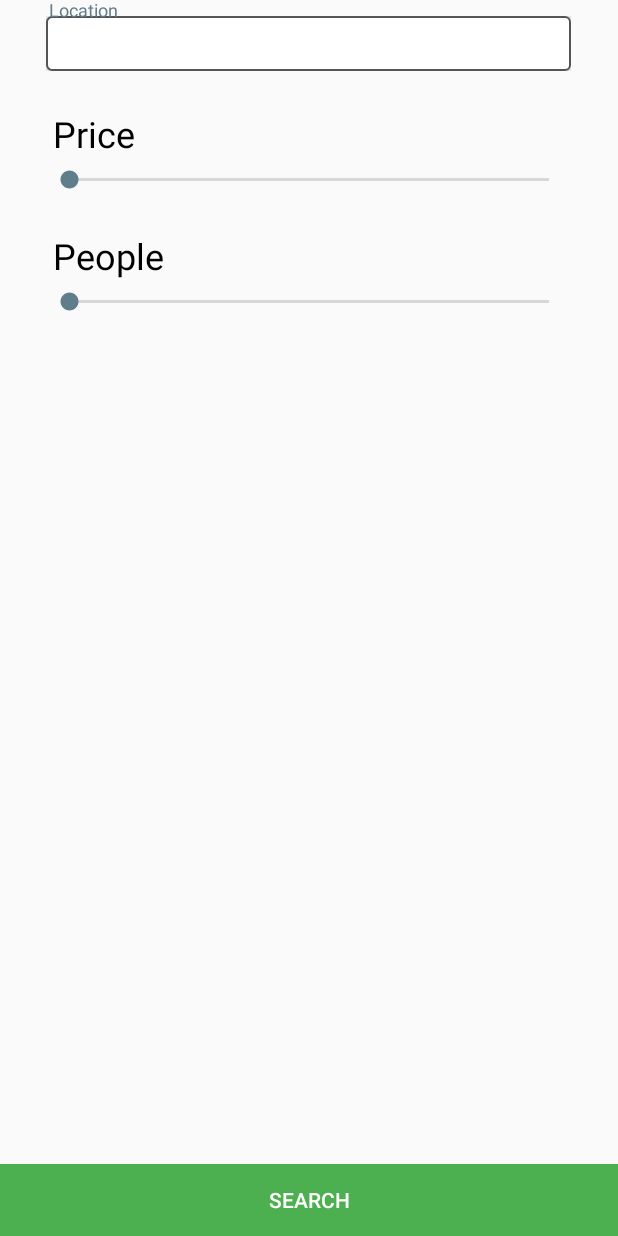
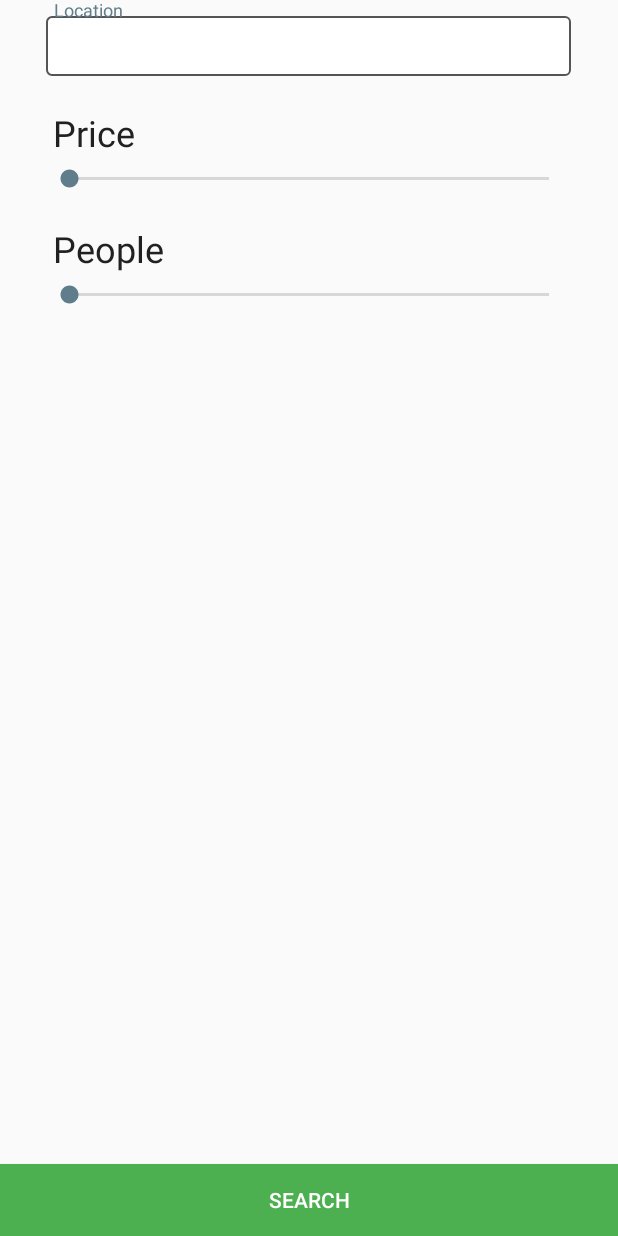
Before and after one commit to Party-Rock/android, an Android app: the layout fragment_search_venues.xml on its own in the app's theme, with its tools: preview values and no code run, on a phone screen of 412 x 824 dp. Run offline under Robolectric (Android 15) with nearby library versions, the light colour scheme and no system bars.

Commit message:
Adhere to conventions

```diff
--- a/app/src/main/res/layout/fragment_search_venues.xml
+++ b/app/src/main/res/layout/fragment_search_venues.xml
@@ -1,10 +1,11 @@
 <?xml version="1.0" encoding="utf-8"?>
-<FrameLayout xmlns:android="http://schemas.android.com/apk/res/android"
+<FrameLayout
+    xmlns:android="http://schemas.android.com/apk/res/android"
     android:layout_width="match_parent"
     android:layout_height="match_parent"
     android:orientation="vertical">
 
-    <LinearLayout xmlns:android="http://schemas.android.com/apk/res/android"
+    <LinearLayout
         android:layout_width="match_parent"
         android:layout_height="match_parent"
         android:orientation="vertical"
@@ -15,19 +16,18 @@
         <android.support.design.widget.TextInputLayout
             android:layout_width="350dp"
             android:layout_height="wrap_content"
-            android:layout_gravity="center_horizontal">
+            android:layout_gravity="center_horizontal"
+            android:layout_marginBottom="@dimen/activity_horizontal_margin">
 
             <EditText
-                android:id="@+id/editText2"
+                android:id="@+id/search_bar"
                 android:layout_width="match_parent"
-                android:layout_height="wrap_content"
+                android:layout_height="40dp"
                 android:background="@drawable/text_border"
-                android:editable="false"
-                android:elevation="12dp"
                 android:ems="10"
                 android:hint="@string/location_hint_text"
                 android:inputType="textAutoComplete"
-                android:padding="2dp"
+                android:padding="5dp"
                 android:singleLine="true"
                 android:textColor="#000"
                 android:textColorHighlight="#fff"
@@ -40,37 +40,34 @@
             android:id="@+id/text_view_price"
             android:layout_width="match_parent"
             android:layout_height="wrap_content"
-            android:layout_marginTop="20dp"
             android:ems="10"
             android:padding="5dp"
             android:text="@string/price"
-            android:textColor="#000"
             android:textSize="24sp" />
 
         <SeekBar
-            android:id="@+id/seekBar_price"
+            android:id="@+id/price_slider"
             android:layout_width="match_parent"
             android:layout_height="wrap_content"
             android:layout_gravity="center_horizontal"
-            android:max="25000" />
+            android:layout_marginBottom="@dimen/activity_horizontal_margin"
+            android:max="25000"/>
 
         <TextView
             android:id="@+id/text_view_room"
             android:layout_width="match_parent"
             android:layout_height="wrap_content"
-            android:layout_marginTop="20dp"
             android:ems="10"
             android:padding="5dp"
             android:text="@string/people"
-            android:textColor="#000"
             android:textSize="24sp" />
 
         <SeekBar
-            android:id="@+id/seekBar2"
+            android:id="@+id/people_slider"
             android:layout_width="match_parent"
             android:layout_height="wrap_content"
             android:layout_gravity="center_horizontal"
-            android:max="5000" />
+            android:layout_marginBottom="@dimen/activity_horizontal_margin"/>
 
     </LinearLayout>
 
```
